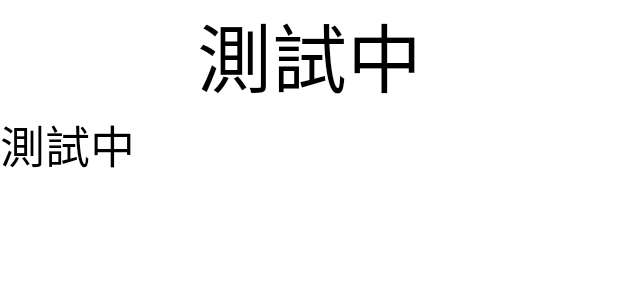
After one commit to NCUMIS-Final-project/graduate_project, an Android app: the layout layout_bottom_sheet.xml on its own in the app's theme, with its tools: preview values and no code run, on a phone screen of 412 x 824 dp. The commit adds this screen. Shown: the top 300 px of the screen. Run offline under Robolectric (Android 15) with nearby library versions, the phone set to English and light mode, and no system bars.

Commit message:
顯示車輛資訊

```diff
--- a/app/build.gradle
+++ b/app/build.gradle
@@ -51,4 +51,7 @@ dependencies {
     implementation 'com.google.firebase:firebase-firestore-ktx'
     // map - location
     implementation 'com.google.android.gms:play-services-location:20.0.0'
+    // bottomsheet
+    implementation('com.google.android.material:material:1.2.0-alpha02')
+    implementation('com.makeramen:roundedimageview:2.3.0')
 }
--- /dev/null
+++ b/app/src/main/res/drawable/bottom_sheet_background.xml
@@ -0,0 +1,8 @@
+<?xml version="1.0" encoding="utf-8"?>
+<shape xmlns:android="http://schemas.android.com/apk/res/android"
+    android:shape="rectangle">
+    <solid android:color="@color/white"/>
+    <corners
+        android:topLeftRadius="20dp"
+        android:topRightRadius="20dp"/>
+</shape>
--- /dev/null
+++ b/app/src/main/res/drawable/buttom_background.xml
@@ -0,0 +1,5 @@
+<?xml version="1.0" encoding="utf-8"?>
+<shape xmlns:android="http://schemas.android.com/apk/res/android"
+    android:shape="rectangle">
+    <solid android:color="@color/bm_background"/>
+</shape>
--- a/app/src/main/res/layout/activity_main.xml
+++ b/app/src/main/res/layout/activity_main.xml
@@ -94,7 +94,7 @@
                 android:layout_width="wrap_content"
                 android:layout_height="50dp"
                 android:layout_weight="1"
-                android:background="#B7EFB3"
+                android:background="@color/bm_background"
                 android:text="登入"
                 android:textAppearance="@style/TextAppearance.AppCompat.Medium"
                 android:textColor="#000000"
--- a/app/src/main/res/layout/activity_maps.xml
+++ b/app/src/main/res/layout/activity_maps.xml
@@ -6,4 +6,5 @@
     android:name="com.google.android.gms.maps.SupportMapFragment"
     android:layout_width="match_parent"
     android:layout_height="match_parent"
-    tools:context=".MapsActivity" />
+    tools:context=".MapsActivity" >
+</fragment>
--- /dev/null
+++ b/app/src/main/res/layout/layout_bottom_sheet.xml
@@ -0,0 +1,28 @@
+<?xml version="1.0" encoding="utf-8"?>
+<LinearLayout xmlns:android="http://schemas.android.com/apk/res/android"
+    android:id="@+id/bottomSheetContainer"
+    android:layout_width="match_parent"
+    android:layout_height="wrap_content"
+    android:background="@drawable/bottom_sheet_background"
+    android:orientation="vertical">
+
+    <TextView
+        android:id="@+id/textView"
+        android:layout_width="match_parent"
+        android:layout_height="wrap_content"
+        android:text="測試中"
+        android:gravity="center_horizontal"
+        android:textSize="50sp"
+        android:textColor="@color/black"/>
+
+    <TextView
+        android:id="@+id/textView2"
+        android:layout_width="wrap_content"
+        android:layout_height="wrap_content"
+        android:text="測試中"
+        android:gravity="center_horizontal"
+        android:textSize="30sp"
+        android:textColor="@color/black"/>
+
+
+</LinearLayout>
--- a/app/src/main/res/values-night/themes.xml
+++ b/app/src/main/res/values-night/themes.xml
@@ -12,5 +12,6 @@
         <!-- Status bar color. -->
         <item name="android:statusBarColor" tools:targetApi="l">?attr/colorPrimaryVariant</item>
         <!-- Customize your theme here. -->
+        <item name="android:backgroundDimEnabled">false</item>
     </style>
 </resources>
--- a/app/src/main/res/values/colors.xml
+++ b/app/src/main/res/values/colors.xml
@@ -7,4 +7,5 @@
     <color name="teal_700">#FF018786</color>
     <color name="black">#FF000000</color>
     <color name="white">#FFFFFFFF</color>
+    <color name="bm_background">#B7EFB3</color>
 </resources>
--- /dev/null
+++ b/app/src/main/res/values/noDim.xml
@@ -0,0 +1,6 @@
+<?xml version="1.0" encoding="utf-8"?>
+<resources>
+    <style name="YourCustomStyle" parent="android:Theme">
+        <item name="android:backgroundDimEnabled">false</item>
+    </style>
+</resources>
--- a/app/src/main/res/values/themes.xml
+++ b/app/src/main/res/values/themes.xml
@@ -12,5 +12,6 @@
         <!-- Status bar color. -->
         <item name="android:statusBarColor" tools:targetApi="l">?attr/colorPrimaryVariant</item>
         <!-- Customize your theme here. -->
+        <item name="android:backgroundDimEnabled">false</item>
     </style>
 </resources>
```
Also changed, not shown: app/src/main/java/com/example/graduate_project/MainActivity.kt (+4 -4 lines), app/src/main/java/com/example/graduate_project/MapsActivity.kt (+46 -10 lines).
